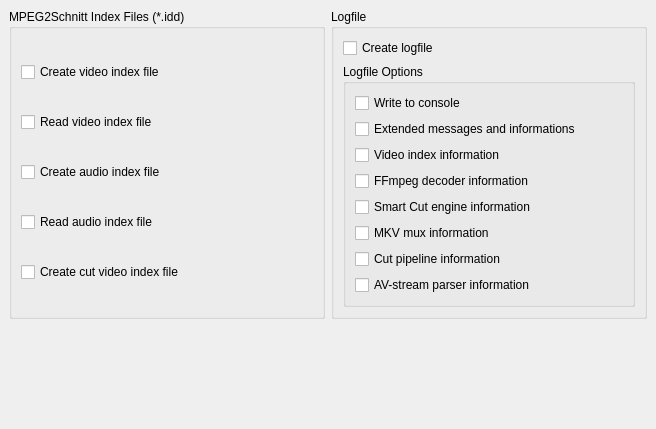
This is ui/ttcutsettingsfiles.ui in MINIXJR/TTCut-ng as Qt 5 draws it before an edit. The edited form follows.
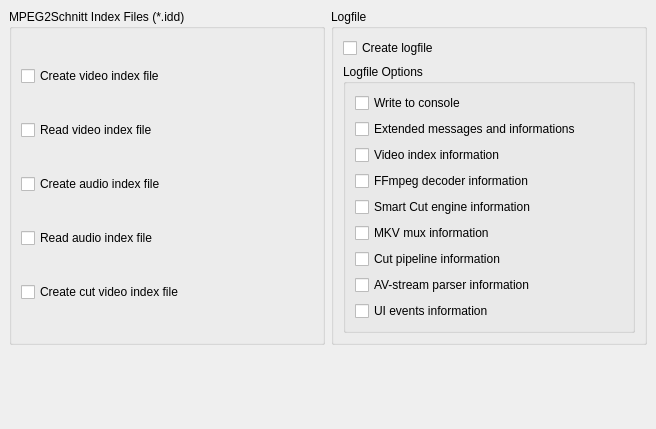
This is the edited form.

What changed in the file:
```diff
--- a/ui/ttcutsettingsfiles.ui
+++ b/ui/ttcutsettingsfiles.ui
@@ -193,6 +193,13 @@
            </property>
           </widget>
          </item>
+         <item row="8" column="0" >
+          <widget class="QCheckBox" name="cbLogPlusUI" >
+           <property name="text" >
+            <string>UI events information</string>
+           </property>
+          </widget>
+         </item>
          <item row="1" column="0" >
           <widget class="QCheckBox" name="cbLogExtended" >
            <property name="text" >
```
